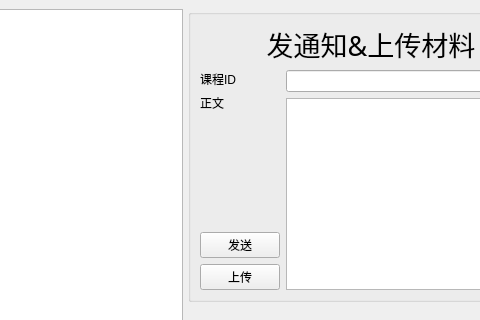
Before: the Qt Designer form Jobs-of-SoftwareEngineer/Scut/teacher.ui in CSLP/CPP, drawn with Qt 5; both pictures show x 544 to 1024 and y 0 to 320 of the 1107 by 683 pixel window.
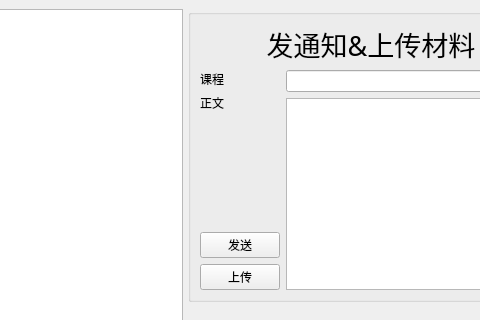
After: the same form once the commit is applied.

Diff of the .ui file:
```diff
--- a/Jobs-of-SoftwareEngineer/Scut/teacher.ui
+++ b/Jobs-of-SoftwareEngineer/Scut/teacher.ui
@@ -65,7 +65,7 @@
                  <item>
                   <widget class="QLabel" name="label_3">
                    <property name="text">
-                    <string>课程ID</string>
+                    <string>课程</string>
                    </property>
                   </widget>
                  </item>
```
Left out of the diff: 2 changed lines with no effect on the pictures.
